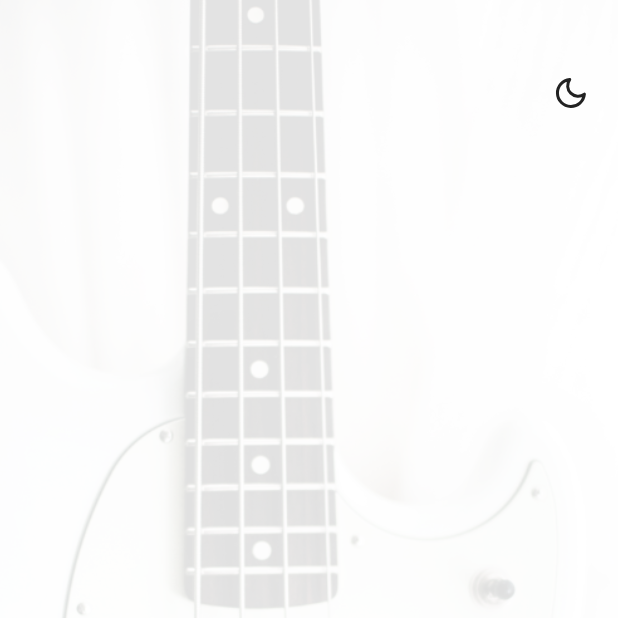
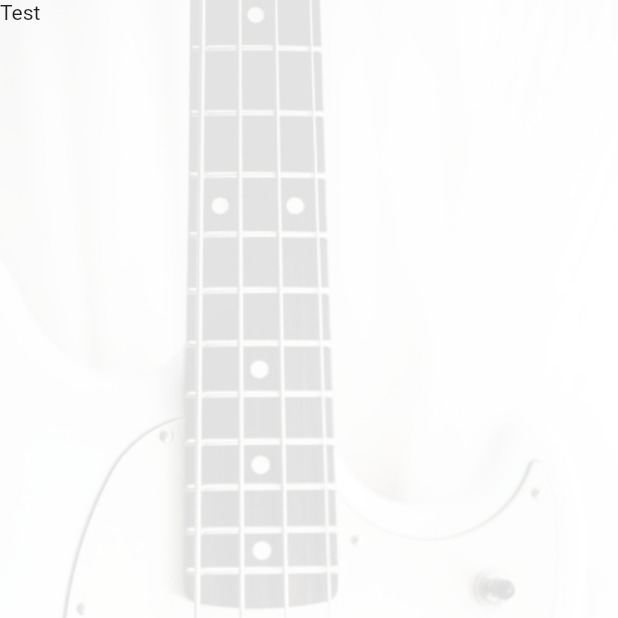
Before and after one commit to Psycarlo/KurikaApp, a Flutter app: the screen it shows after launch, on a phone screen of 412 x 824 dp, the top half of it. Run offline on Flutter 3.47's test engine with Material 2 defaults, Android fonts, the phone set to English and light mode, and no system bars; our stand-ins replace auto_route, cloud_firestore, device_preview, firebase_auth; accounts and stored records are empty.

Commit message:
Responsive and UI

```diff
--- a/lib/app/sign_in/sign_in_page.dart
+++ b/lib/app/sign_in/sign_in_page.dart
@@ -1,5 +1,5 @@
-import 'package:feather_icons_flutter/feather_icons_flutter.dart';
 import 'package:flutter/material.dart';
+// import 'package:feather_icons_flutter/feather_icons_flutter.dart';
 
 class SignInPageBuilder extends StatelessWidget {
   @override
@@ -17,9 +17,8 @@ class SignInPage extends StatelessWidget {
       decoration: const BoxDecoration(
         color: Colors.white,
         image: DecorationImage(
-          image: AssetImage('assets/images/backgrounds/guitar_white_op.png'),
-          fit: BoxFit.cover
-        ) ,
+            image: AssetImage('assets/images/backgrounds/guitar_white_op.png'),
+            fit: BoxFit.cover),
       ),
     );
   }
@@ -28,17 +27,28 @@ class SignInPage extends StatelessWidget {
 class SignInPageUITemp extends StatelessWidget {
   @override
   Widget build(BuildContext context) {
-    return Container(
-      decoration: const BoxDecoration(
-        color: Colors.white,
-        image: DecorationImage(
-          image: AssetImage('assets/images/backgrounds/guitar_white_op.png'),
-          fit: BoxFit.cover
-        ) ,
-      ),
-      child: Align(
-        alignment: const Alignment(0.9, -0.875),
-        child: Icon(FeatherIcons.moon),
+    return Scaffold(
+      backgroundColor: Colors.white,
+      body: SingleChildScrollView(
+        child: Column(
+          children: <Widget>[
+            Container(
+              height: MediaQuery.of(context).size.height,
+              width: MediaQuery.of(context).size.width,
+              decoration: const BoxDecoration(
+                image: DecorationImage(
+                  image: AssetImage('assets/images/backgrounds/guitar_white_op.png'),
+                  fit: BoxFit.cover,
+                ),
+              ),
+              child: Stack(
+                children: const <Widget>[
+                  Text('Test'),
+                ],
+              ),
+            )
+          ],
+        ),
       ),
     );
   }
--- a/lib/main.dart
+++ b/lib/main.dart
@@ -1,5 +1,7 @@
+import 'package:device_preview/device_preview.dart';
 import 'package:flutter/material.dart';
-import 'package:flutter/services.dart';
+import 'app/sign_in/sign_in_page.dart'; // Temp
+/* import 'package:flutter/services.dart';
 import 'package:provider/provider.dart';
 
 import 'app/auth_widget.dart';
@@ -7,9 +9,9 @@ import 'app/auth_widget_builder.dart';
 import 'routes/router.gr.dart';
 import 'services/auth_service.dart';
 import 'services/firebase_auth_service.dart';
-import 'services/firestore_database.dart';
+import 'services/firestore_database.dart'; */
 
-void main() {
+/* void main() {
   WidgetsFlutterBinding.ensureInitialized();
   SystemChrome.setPreferredOrientations([
     DeviceOrientation.portraitUp,
@@ -22,9 +24,9 @@ void main() {
       ),
     );
   });
-}
+} */
 
-class MyApp extends StatelessWidget {
+/* class MyApp extends StatelessWidget {
   const MyApp({
     Key key,
     this.authServiceBuilder,
@@ -56,4 +58,22 @@ class MyApp extends StatelessWidget {
       ),
     );
   }
+} */
+
+void main() => runApp(
+  DevicePreview(
+    builder: (context) => MyApp(),
+  ),
+);
+
+class MyApp extends StatelessWidget {
+  @override
+  Widget build(BuildContext context) {
+    return MaterialApp(
+      debugShowCheckedModeBanner: false,
+      locale: DevicePreview.of(context).locale,
+      builder: DevicePreview.appBuilder,
+      home: SignInPageUITemp(),
+    );
+  }
 }
--- a/lib/services/firestore_database.dart
+++ b/lib/services/firestore_database.dart
@@ -1,8 +1,8 @@
-import 'dart:async';
+// import 'dart:async';
 
 import 'package:meta/meta.dart';
-import 'firestore_service.dart';
-import 'firestore_path.dart';
+// import 'firestore_service.dart';
+// import 'firestore_path.dart';
 
 String documentIdFromCurrentData() => DateTime.now().toIso8601String();
 
@@ -13,7 +13,7 @@ class FirestoreDatabase {
 
   final String uid;
 
-  final _service = FirestoreService.instance;
+  // final _service = FirestoreService.instance;
 
   // TODO
 
--- a/lib/services/firestore_service.dart
+++ b/lib/services/firestore_service.dart
@@ -26,7 +26,7 @@ class FirestoreService {
     @required String path,
     @required T builder(Map<String, dynamic> data, String documentID),
     Query queryBuilder(Query query),
-    int sort(T lhs, T rhs)
+    int sort(T lhs, T rhs),
   }) {
     Query query = Firestore.instance.collection(path);
     if (queryBuilder != null) {
--- a/lib/utils/ui/device_screen_type.dart
+++ /dev/null
@@ -1,5 +0,0 @@
-enum DeviceScreenType {
-  Mobile,
-  Tablet,
-  Desktop
-}
--- a/pubspec.yaml
+++ b/pubspec.yaml
@@ -25,6 +25,8 @@ dependencies:
   firebase_storage: ^3.1.1
   # Device Preview
   device_preview: ^0.3.0+1
+  # Responsive Builder
+  responsive_builder: ^0.1.5
 
 dev_dependencies:
   flutter_test:
```
Also changed, not shown: analysis_options.yaml (+1 -10 lines), lib/utils/ui/orientation_layout.dart (deleted, +0 -21 lines), lib/utils/ui/responsive_builder.dart (deleted, +0 -29 lines), lib/utils/ui/screen_type_layout.dart (deleted, +0 -35 lines), lib/utils/ui/sizing_information.dart (deleted, +0 -23 lines), lib/utils/ui/utils.dart (deleted, +0 -16 lines), pubspec.lock.
